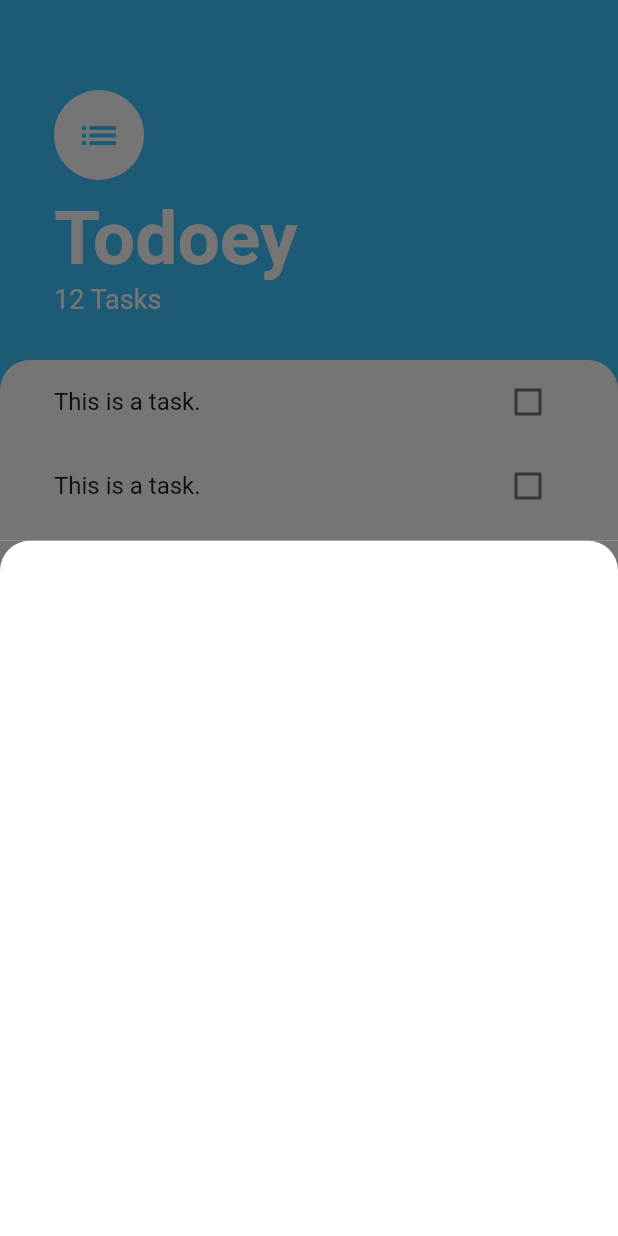
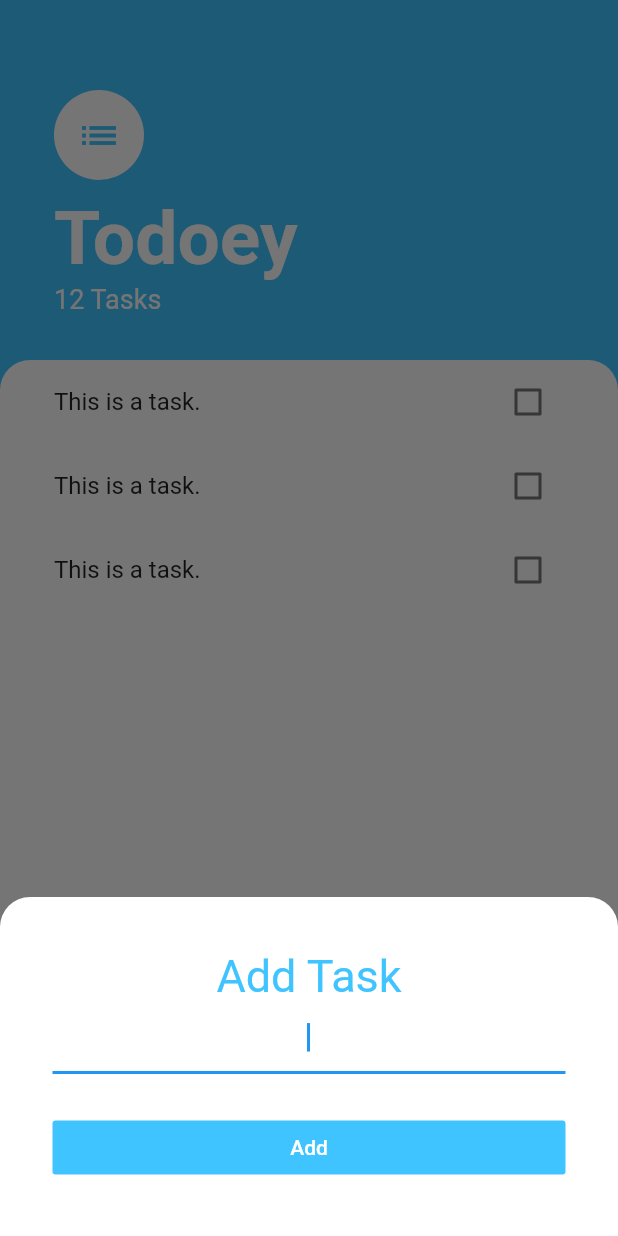
Before and after one commit to timliuGH/my-todoey-flutter, a Flutter app: the screen it shows after launch, after a tap on the "add" icon, on a phone screen of 412 x 824 dp. Run offline on Flutter 3.47's test engine with Material 2 defaults, Android fonts, the phone set to English and light mode, and no system bars.

```diff
--- a/lib/screens/add_task_screen.dart
+++ b/lib/screens/add_task_screen.dart
@@ -6,6 +6,7 @@ class AddTaskScreen extends StatelessWidget {
     return Container(
       color: Color(0xff757575),
       child: Container(
+        padding: EdgeInsets.all(35.0),
         decoration: BoxDecoration(
           color: Colors.white,
           borderRadius: BorderRadius.only(
@@ -13,6 +14,41 @@ class AddTaskScreen extends StatelessWidget {
             topRight: Radius.circular(20.0),
           ),
         ),
+        child: Column(
+          crossAxisAlignment: CrossAxisAlignment.stretch,
+          children: <Widget>[
+            Text(
+              'Add Task',
+              textAlign: TextAlign.center,
+              style: TextStyle(
+                fontSize: 30.0,
+                color: Colors.lightBlueAccent,
+              ),
+            ),
+            TextField(
+              autofocus: true,
+              textAlign: TextAlign.center,
+              decoration: InputDecoration(
+                enabledBorder: UnderlineInputBorder(
+                  borderSide: BorderSide(
+                    color: Colors.lightBlueAccent,
+                  ),
+                ),
+              ),
+            ),
+            Padding(
+              padding: EdgeInsets.only(top: 25.0),
+              child: FlatButton(
+                textColor: Colors.white,
+                color: Colors.lightBlueAccent,
+                child: Text('Add'),
+                onPressed: () {
+                  // Add task to list of tasks
+                },
+              ),
+            ),
+          ],
+        ),
       ),
     );
   }
--- a/lib/screens/tasks_screen.dart
+++ b/lib/screens/tasks_screen.dart
@@ -11,8 +11,16 @@ class TasksScreen extends StatelessWidget {
         onPressed: () {
           // Slide up input for new task
           showModalBottomSheet(
+            isScrollControlled: true,
             context: context,
-            builder: (context) => AddTaskScreen(),
+            builder: (context) => SingleChildScrollView(
+              child: Container(
+                padding: EdgeInsets.only(
+                  bottom: MediaQuery.of(context).viewInsets.bottom,
+                ),
+                child: AddTaskScreen(),
+              ),
+            ),
           );
         },
         backgroundColor: Colors.lightBlueAccent,
```
